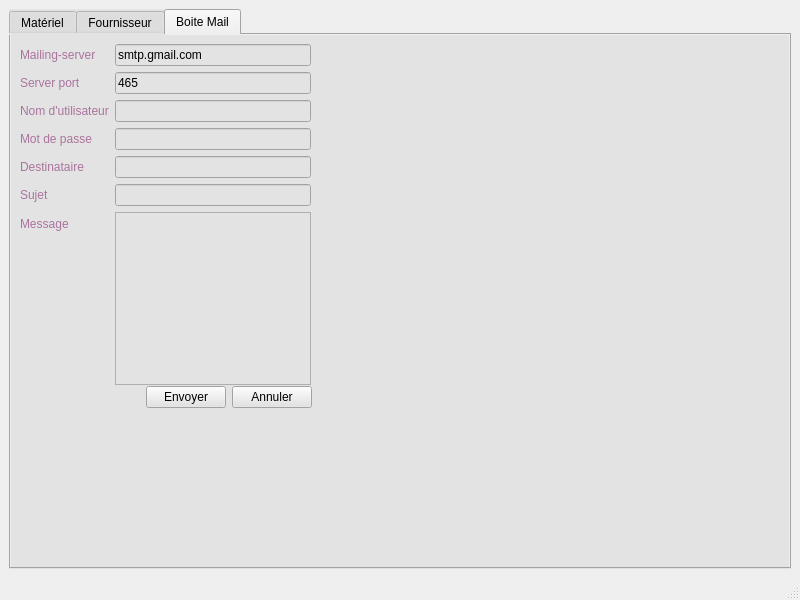
Above: Gestion_Materiel/Atelier_Connexion/mainwindow.ui from saraelarbi/PlanResto before the change. Below: the same form after it.
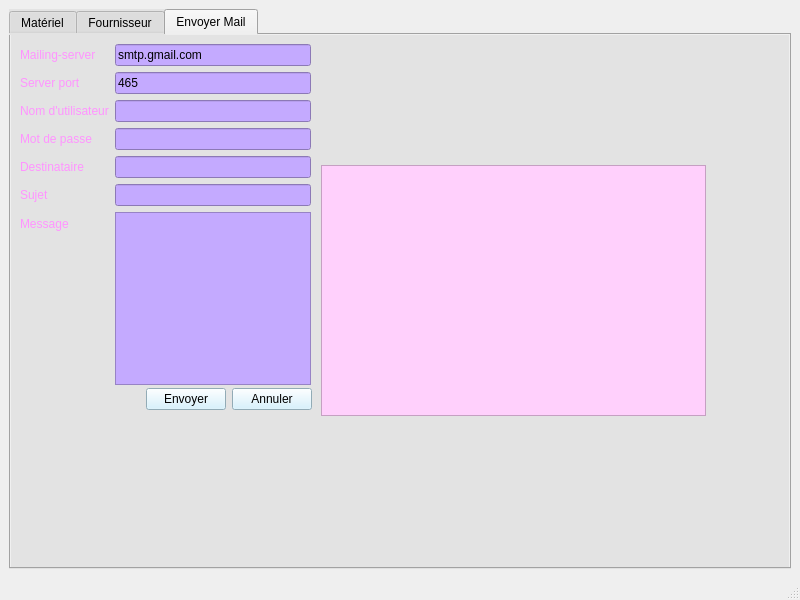
That is the form after the change. The open tabs and pages were chosen to show the change. Icons and pictures are not drawn.

Diff of the .ui file:
```diff
--- a/Gestion_Materiel/Atelier_Connexion/mainwindow.ui
+++ b/Gestion_Materiel/Atelier_Connexion/mainwindow.ui
@@ -780,7 +780,7 @@
       </widget>
       <widget class="QWidget" name="tab_3">
        <attribute name="title">
-        <string>Boite Mail</string>
+        <string>Envoyer Mail</string>
        </attribute>
        <widget class="QWidget" name="formLayoutWidget">
         <property name="geometry">
@@ -799,8 +799,8 @@
 
 
 
-color: rgb(170, 115, 158);
 
+color: rgb(255, 148, 255);
 </string>
            </property>
            <property name="text">
@@ -810,6 +810,9 @@
          </item>
          <item row="0" column="1">
           <widget class="QLineEdit" name="server">
+           <property name="styleSheet">
+            <string notr="true">background-color: rgb(196, 170, 255);</string>
+           </property>
            <property name="text">
             <string>smtp.gmail.com</string>
            </property>
@@ -822,7 +825,8 @@
 
 
 
-color: rgb(170, 115, 158);
+
+color: rgb(255, 148, 255);
 </string>
            </property>
            <property name="text">
@@ -832,6 +836,9 @@
          </item>
          <item row="1" column="1">
           <widget class="QLineEdit" name="port">
+           <property name="styleSheet">
+            <string notr="true">background-color: rgb(196, 170, 255);</string>
+           </property>
            <property name="text">
             <string>465</string>
            </property>
@@ -844,7 +851,8 @@
 
 
 
-color: rgb(170, 115, 158);
+
+color: rgb(255, 148, 255);
 </string>
            </property>
            <property name="text">
@@ -853,7 +861,11 @@
           </widget>
          </item>
          <item row="2" column="1">
-          <widget class="QLineEdit" name="uname"/>
+          <widget class="QLineEdit" name="uname">
+           <property name="styleSheet">
+            <string notr="true">background-color: rgb(196, 170, 255);</string>
+           </property>
+          </widget>
          </item>
          <item row="3" column="0">
           <widget class="QLabel" name="label_23">
@@ -862,7 +874,9 @@
 
 
 
-color: rgb(170, 115, 158);
+
+color: rgb(255, 148, 255);
+
 </string>
            </property>
            <property name="text">
@@ -872,6 +886,9 @@
          </item>
          <item row="3" column="1">
           <widget class="QLineEdit" name="paswd">
+           <property name="styleSheet">
+            <string notr="true">background-color: rgb(196, 170, 255);</string>
+           </property>
            <property name="inputMethodHints">
             <set>Qt::ImhHiddenText|Qt::ImhNoAutoUppercase|Qt::ImhNoPredictiveText|Qt::ImhSensitiveData</set>
            </property>
@@ -890,7 +907,8 @@
 
 
 
-color: rgb(170, 115, 158);
+
+color: rgb(255, 148, 255);
 </string>
            </property>
            <property name="text">
@@ -899,7 +917,11 @@
           </widget>
          </item>
          <item row="4" column="1">
-          <widget class="QLineEdit" name="rcpt"/>
+          <widget class="QLineEdit" name="rcpt">
+           <property name="styleSheet">
+            <string notr="true">background-color: rgb(196, 170, 255);</string>
+           </property>
+          </widget>
          </item>
          <item row="5" column="0">
           <widget class="QLabel" name="label_21">
@@ -908,7 +930,8 @@
 
 
 
-color: rgb(170, 115, 158);
+
+color: rgb(255, 148, 255);
 </string>
            </property>
            <property name="text">
@@ -917,7 +940,11 @@
           </widget>
          </item>
          <item row="5" column="1">
-          <widget class="QLineEdit" name="subject"/>
+          <widget class="QLineEdit" name="subject">
+           <property name="styleSheet">
+            <string notr="true">background-color: rgb(196, 170, 255);</string>
+           </property>
+          </widget>
          </item>
          <item row="6" column="0">
           <widget class="QLabel" name="label_20">
@@ -926,7 +953,8 @@
 
 
 
-color: rgb(170, 115, 158);
+
+color: rgb(255, 148, 255);
 </string>
            </property>
            <property name="text">
@@ -935,7 +963,11 @@
           </widget>
          </item>
          <item row="6" column="1">
-          <widget class="QPlainTextEdit" name="message"/>
+          <widget class="QPlainTextEdit" name="message">
+           <property name="styleSheet">
+            <string notr="true">background-color: rgb(196, 170, 255);</string>
+           </property>
+          </widget>
          </item>
         </layout>
        </widget>
@@ -945,7 +977,7 @@
           <x>10</x>
           <y>350</y>
           <width>291</width>
-          <height>25</height>
+          <height>29</height>
          </rect>
         </property>
         <layout class="QHBoxLayout" name="horizontalLayout_5">
@@ -964,6 +996,13 @@
          </item>
          <item>
           <widget class="QPushButton" name="sendBtn">
+           <property name="styleSheet">
+            <string notr="true">background-color: rgb(205, 240, 255);
+font: 75 11pt &quot;MS Shell Dlg 2&quot;;
+
+
+</string>
+           </property>
            <property name="text">
             <string>Envoyer</string>
            </property>
@@ -971,6 +1010,12 @@
          </item>
          <item>
           <widget class="QPushButton" name="exitBtn">
+           <property name="styleSheet">
+            <string notr="true">background-color: rgb(205, 240, 255);
+font: 75 11pt &quot;MS Shell Dlg 2&quot;;
+
+</string>
+           </property>
            <property name="text">
             <string>Annuler</string>
            </property>
@@ -978,6 +1023,43 @@
          </item>
         </layout>
        </widget>
+       <widget class="QTableView" name="tab_mail">
+        <property name="geometry">
+         <rect>
+          <x>310</x>
+          <y>130</y>
+          <width>385</width>
+          <height>251</height>
+         </rect>
+        </property>
+        <property name="font">
+         <font>
+          <family>Segoe UI</family>
+         </font>
+        </property>
+        <property name="styleSheet">
+         <string notr="true">background-color: rgb(255, 208, 252);</string>
+        </property>
+       </widget>
+       <widget class="QLabel" name="img">
+        <property name="geometry">
+         <rect>
+          <x>330</x>
+          <y>10</y>
+          <width>151</width>
+          <height>101</height>
+         </rect>
+        </property>
+        <property name="text">
+         <string/>
+        </property>
+        <property name="pixmap">
+         <pixmap>../../../PRR.png</pixmap>
+        </property>
+        <property name="scaledContents">
+         <bool>true</bool>
+        </property>
+       </widget>
       </widget>
      </widget>
     </item>
```
Left out of the diff: 45 changed lines with no effect on the pictures.
